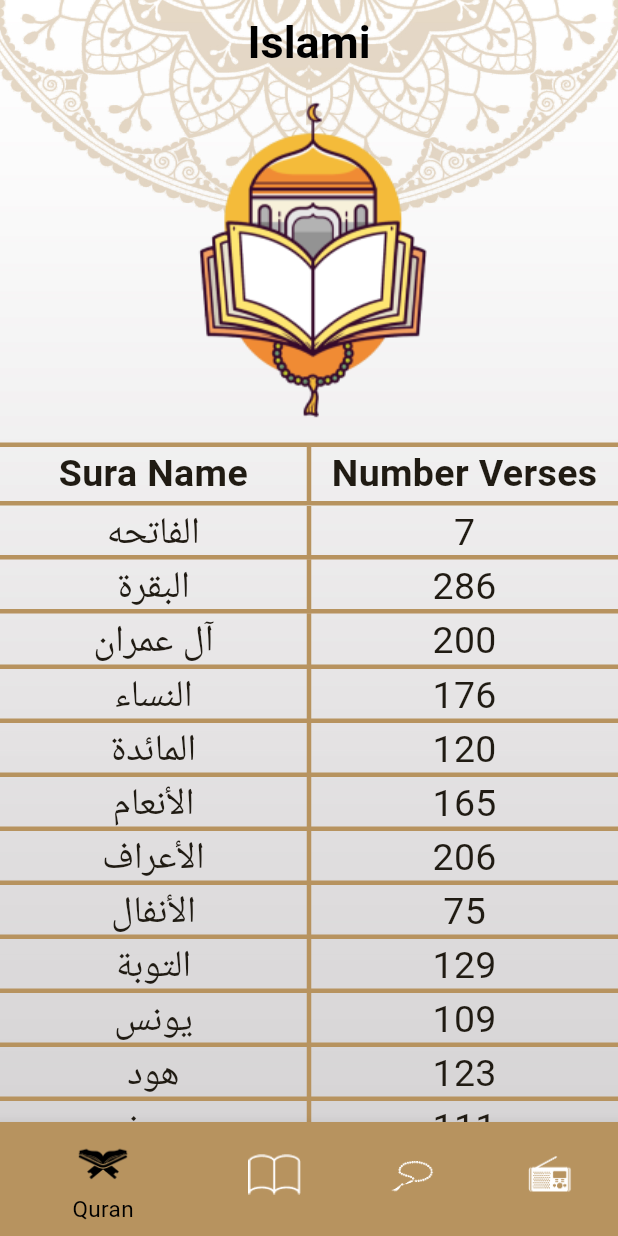
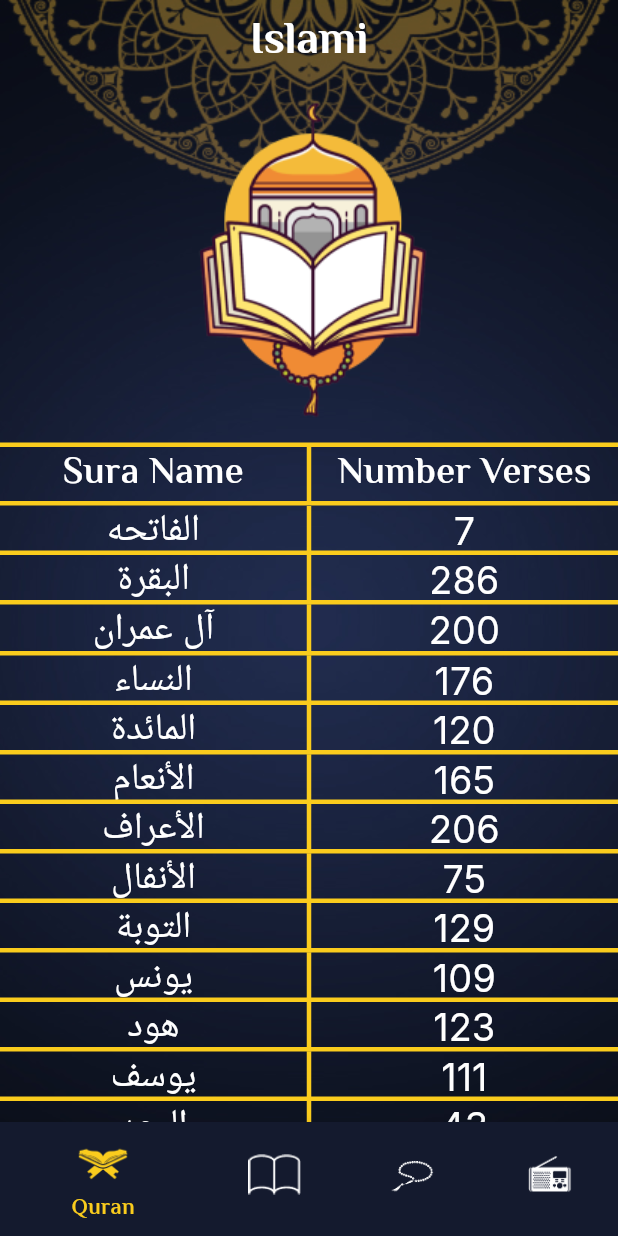
Before and after one commit to Mohamedkheira/islami-app, a Flutter app: the screen it shows after launch, on a phone screen of 412 x 824 dp. Run offline on Flutter 3.47's test engine with Material 3 defaults, Android fonts, the phone set to English and light mode, and no system bars.

Commit message:
feat:  theming Style

```diff
--- a/lib/components/bottom_nav_item.dart
+++ b/lib/components/bottom_nav_item.dart
@@ -1,12 +1,15 @@
 import 'package:flutter/material.dart';
-import 'package:isalmi/style/theme_data.dart';
 import 'package:isalmi/ui_utiles.dart';
 
 class BottomNavItem extends BottomNavigationBarItem {
-  BottomNavItem({required String iconPath, required String title})
+  BottomNavItem({
+    required String iconPath,
+    required String title,
+    required Color backgroundColor,
+  })
     : super(
         icon: ImageIcon(AssetImage(getImage(iconPath))),
         label: title,
-        backgroundColor: MyThemeData.lightPrimary,
+        backgroundColor: backgroundColor,
       );
 }
--- a/lib/main.dart
+++ b/lib/main.dart
@@ -19,7 +19,7 @@ class MyApp extends StatelessWidget {
       debugShowCheckedModeBanner: false,
       theme: MyThemeData.lightTheme,
       darkTheme: MyThemeData.darkTheme,
-      themeMode: ThemeMode.light,
+      themeMode: ThemeMode.dark,
       routes: {
         SplashScreen.routeName : (_) => SplashScreen(),
         HomeScreen.routeName : (_) => HomeScreen(),
--- a/lib/style/theme_data.dart
+++ b/lib/style/theme_data.dart
@@ -2,7 +2,16 @@ import 'package:flutter/material.dart';
 
 class MyThemeData {
   static final Color lightPrimary = Color(0XFFB7935F);
+  static final Color darkPrimary = Color(0XFF141A2E);
+  static final Color darkSecondary = Color(0XFFFACC1D);
+  static final Color whiteColor = Colors.white;
+  static bool isDark = true;
+
   static final ThemeData lightTheme = ThemeData(
+    cardTheme: CardThemeData(
+      color: Colors.white,
+      surfaceTintColor: null
+    ),
     useMaterial3: true,
     dividerColor: lightPrimary,
     dividerTheme: DividerThemeData(
@@ -11,10 +20,13 @@ class MyThemeData {
       space: 0
     ),
     colorScheme: ColorScheme.fromSeed(
+      onPrimaryContainer: lightPrimary,
       seedColor: lightPrimary,
       primary: lightPrimary,
       onPrimary: Colors.white,
       secondary: lightPrimary,
+      inversePrimary: lightPrimary,
+      onSurface:Colors.white,
       onSecondary: Colors.black,
     ),
     scaffoldBackgroundColor: Colors.transparent,
@@ -23,11 +35,13 @@ class MyThemeData {
       centerTitle: true,
       titleTextStyle: TextStyle(
         color: Colors.black,
+        fontFamily: 'Massiri',
         fontSize: 30,
         fontWeight: FontWeight.w700,
       ),
     ),
     bottomNavigationBarTheme: BottomNavigationBarThemeData(
+      backgroundColor: lightPrimary,
       selectedItemColor: Colors.black,
       unselectedItemColor: Colors.white,
       selectedIconTheme: IconThemeData(
@@ -40,9 +54,106 @@ class MyThemeData {
         size: 35,
       ),
     ),
+
+    textTheme: TextTheme(
+
+      headlineLarge: TextStyle(
+        fontFamily: 'Massiri',
+        fontSize: 30,
+        fontWeight: FontWeight.w700,
+      ),
+      bodyMedium: TextStyle(
+        fontFamily: 'Massiri',
+        fontSize: 25,
+        fontWeight: FontWeight.w600,
+      ),
+      bodySmall: TextStyle(
+        fontFamily: 'Inter',
+        fontSize: 20,
+        fontWeight: FontWeight.w400,
+      ),
+    ),
+
   );
 
+
+  // dark
   static final ThemeData darkTheme = ThemeData(
+    iconTheme: IconThemeData(
+      color: darkSecondary,
+    ),
+    cardTheme: CardThemeData(
+        color: darkPrimary,
+        surfaceTintColor: null,
+    ),
 
+    useMaterial3: true,
+    dividerColor: lightPrimary,
+    dividerTheme: DividerThemeData(
+      color: darkSecondary,
+      thickness: 3,
+      space: 0
+    ),
+
+    colorScheme: ColorScheme.fromSeed(
+      onPrimaryContainer: darkSecondary,
+      seedColor: darkPrimary,
+      primary: darkPrimary,
+      onPrimary: whiteColor,
+      inversePrimary: darkSecondary,
+      onSecondary: darkSecondary,
+      onSurface: darkPrimary
+    ),
+    scaffoldBackgroundColor: Colors.transparent,
+
+    appBarTheme: AppBarTheme(
+      iconTheme: IconThemeData(
+        color: Colors.white
+      ),
+      color: Colors.transparent,
+      centerTitle: true,
+      titleTextStyle: TextStyle(
+        color: whiteColor,
+        fontFamily: 'Massiri',
+        fontSize: 30,
+        fontWeight: FontWeight.w700,
+
+      ),
+    ),
+    bottomNavigationBarTheme: BottomNavigationBarThemeData(
+      backgroundColor: darkPrimary,
+      selectedItemColor: darkSecondary,
+      unselectedItemColor: whiteColor,
+      selectedIconTheme: IconThemeData(
+        size: 40,
+      ),
+      selectedLabelStyle: TextStyle(
+        fontSize: 15
+      ),
+      unselectedIconTheme: IconThemeData(
+        size: 35,
+      ),
+    ),
+
+    textTheme: TextTheme(
+      headlineLarge: TextStyle(
+        color: whiteColor,
+        fontFamily: 'Massiri',
+        fontSize: 30,
+        fontWeight: FontWeight.w700,
+      ),
+      bodyMedium: TextStyle(
+        color: whiteColor,
+        fontFamily: 'Massiri',
+        fontSize: 25,
+        fontWeight: FontWeight.w600,
+      ),
+      bodySmall: TextStyle(
+        color: Colors.white,
+        fontFamily: 'Inter',
+        fontSize: 25,
+        fontWeight: FontWeight.w400,
+      ),
+    ),
   );
 }
--- a/lib/ui/chapter_details/chapter_contant.dart
+++ b/lib/ui/chapter_details/chapter_contant.dart
@@ -8,10 +8,7 @@ class ChapterContent extends StatelessWidget {
   @override
   Widget build(BuildContext context) {
     return  Text('$chapterName {${index+1}}',
-      style: TextStyle(
-        fontWeight: FontWeight.w400,
-        fontSize: 20,
-      ),
+      style: Theme.of(context).textTheme.bodySmall?.copyWith(color: Theme.of(context).colorScheme.onSecondary),
       textAlign: TextAlign.center,
       textDirection: TextDirection.rtl,
       locale: Locale('ar'),
--- a/lib/ui/chapter_details/chapter_details_screen.dart
+++ b/lib/ui/chapter_details/chapter_details_screen.dart
@@ -33,7 +33,6 @@ class _ChapterDetailsScreenState extends State<ChapterDetailsScreen> {
           shape: RoundedRectangleBorder(
             borderRadius: BorderRadiusGeometry.circular(12),
           ),
-          color: Theme.of(context).colorScheme.onPrimary,
           child: Padding(
             padding: const EdgeInsets.all(10.0),
             child: Column(
@@ -74,7 +73,7 @@ class _ChapterDetailsScreenState extends State<ChapterDetailsScreen> {
                     ),
                     itemCount: verses.length,
                   ),
-                ): Center(child: CircularProgressIndicator()),
+                ): Center(child: CircularProgressIndicator(color: Theme.of(context).colorScheme.onPrimaryContainer,)),
               ],
             ),
           ),
--- a/lib/ui/default_screen.dart
+++ b/lib/ui/default_screen.dart
@@ -1,22 +1,27 @@
 import 'package:flutter/material.dart';
+import 'package:isalmi/style/theme_data.dart';
 
 import '../ui_utiles.dart';
 
 class DefaultScreen extends StatelessWidget {
   Widget body;
-  DefaultScreen({required this.body,super.key});
+
+  DefaultScreen({required this.body, super.key});
 
   @override
   Widget build(BuildContext context) {
+    bool isDark = MyThemeData.isDark;
     return Container(
       decoration: BoxDecoration(
         image: DecorationImage(
           fit: BoxFit.fill,
-          image: AssetImage(getImage('lightbackground.jpg')),
+          image: AssetImage(
+            getImage(isDark ? 'darkbackground.jpg' : 'lightbackground.jpg'),
+          ),
         ),
       ),
       child: Scaffold(
-        appBar: AppBar(title: Text('Islami')),
+        appBar: AppBar(title: Text('Islami',)),
         body: body,
       ),
     );
--- a/lib/ui/hadeth_details/hadeth_details_screen.dart
+++ b/lib/ui/hadeth_details/hadeth_details_screen.dart
@@ -16,7 +16,6 @@ class HadethDetailsScreen extends StatelessWidget {
         shape: RoundedRectangleBorder(
           borderRadius: BorderRadiusGeometry.circular(12),
         ),
-        color: Theme.of(context).colorScheme.onPrimary,
         child: Padding(
           padding: const EdgeInsets.all(10.0),
           child: Column(
@@ -36,10 +35,7 @@ class HadethDetailsScreen extends StatelessWidget {
                   child: SingleChildScrollView(
                     child: Text(
                         args.content,
-                        style: TextStyle(
-                          fontSize: 24,
-                          fontWeight: FontWeight.w400,
-                        ),
+                        style: Theme.of(context).textTheme.bodySmall?.copyWith(color: Theme.of(context).colorScheme.onSecondary),
                         textDirection: TextDirection.rtl
                     ),
                   ),
--- a/lib/ui/home/home_screen.dart
+++ b/lib/ui/home/home_screen.dart
@@ -4,7 +4,6 @@ import 'package:isalmi/ui/home/tabs/hadeth/hadeth_tab.dart';
 import 'package:isalmi/ui/home/tabs/quran/quran_tab.dart';
 import 'package:isalmi/ui/home/tabs/radio/radio_tab.dart';
 import 'package:isalmi/ui/home/tabs/sebha/sebha_tab.dart';
-import 'package:isalmi/ui_utiles.dart';
 
 import '../../components/bottom_nav_item.dart';
 
@@ -41,18 +40,22 @@ class _HomeScreenState extends State<HomeScreen> {
           BottomNavItem(
             iconPath: 'quran_icn.png',
             title: 'Quran',
+            backgroundColor: Theme.of(context).colorScheme.primary
           ),
           BottomNavItem(
             iconPath: 'hadeth.png',
             title: 'hadeth',
+            backgroundColor: Theme.of(context).colorScheme.primary
           ),
           BottomNavItem(
             iconPath: 'sebha.png',
             title: 'sebha',
+            backgroundColor: Theme.of(context).colorScheme.primary
           ),
           BottomNavItem(
             iconPath: 'radio.png',
             title: 'radio',
+            backgroundColor: Theme.of(context).colorScheme.primary
           ),
         ],
       ),
--- a/lib/ui/home/tabs/hadeth/hadeth_tab.dart
+++ b/lib/ui/home/tabs/hadeth/hadeth_tab.dart
@@ -17,8 +17,8 @@ class _HadethTabState extends State<HadethTab> {
   List<Hadeth> allHadeth =[];
   @override
   void initState() {
+    readHadethData();
     super.initState();
-    readHadethData();
   }
 
   @override
@@ -38,21 +38,18 @@ class _HadethTabState extends State<HadethTab> {
           decoration: BoxDecoration(
             border: BorderDirectional(
               top: BorderSide(
-                color: Theme.of(context).colorScheme.primary,
+                color: Theme.of(context).colorScheme.onPrimaryContainer,
                 width: 3,
               ),
               bottom: BorderSide(
-                color: Theme.of(context).colorScheme.primary,
+                color: Theme.of(context).colorScheme.onPrimaryContainer,
                 width: 3,
               ),
             ),
           ),
           child: Text(
-            'hadeth',
-            style: TextStyle(
-                fontSize: 25,
-                fontWeight: FontWeight.w600
-            ),
+            'AHadeth',
+            style: Theme.of(context).textTheme.bodyMedium,
             textAlign: TextAlign.center,
           ),
         ),
@@ -63,7 +60,7 @@ class _HadethTabState extends State<HadethTab> {
               },
               separatorBuilder: (context, index) => Divider(),
               itemCount: 50): Center(
-            child: CircularProgressIndicator(),
+            child: CircularProgressIndicator(color: Theme.of(context).colorScheme.onPrimaryContainer,),
           ),
         )
       ],
--- a/lib/ui/home/tabs/hadeth/hadeth_widget.dart
+++ b/lib/ui/home/tabs/hadeth/hadeth_widget.dart
@@ -17,10 +17,7 @@ class HadethWidget extends StatelessWidget {
           Navigator.pushNamed(context, HadethDetailsScreen.routeName,arguments: hadeth);
         },
         child: Text(hadeth.title,
-        style: TextStyle(
-          fontWeight: FontWeight.w400,
-          fontSize: 25,
-        ),
+       style: Theme.of(context).textTheme.bodySmall,
           textAlign: TextAlign.center,
         ),
       ),
--- a/lib/ui/home/tabs/quran/quran_tab.dart
+++ b/lib/ui/home/tabs/quran/quran_tab.dart
@@ -44,11 +44,11 @@ class _QuranTabState extends State<QuranTab> {
           decoration: BoxDecoration(
             border: BorderDirectional(
               top: BorderSide(
-                color: Theme.of(context).colorScheme.primary,
+                color: Theme.of(context).colorScheme.onPrimaryContainer,
                 width: 3,
               ),
               bottom: BorderSide(
-                color: Theme.of(context).colorScheme.primary,
+                color: Theme.of(context).colorScheme.onPrimaryContainer,
                 width: 3,
               ),
             ),
@@ -59,16 +59,13 @@ class _QuranTabState extends State<QuranTab> {
                 Expanded(
                   child: Text(
                     'Sura Name',
-                    style: TextStyle(
-                      fontSize: 25,
-                      fontWeight: FontWeight.w600
-                    ),
+                    style: Theme.of(context).textTheme.bodyMedium,
                     textAlign: TextAlign.center,
                   ),
                 ),
                 Container(
                   width: 3,
-                  color: Theme.of(context).colorScheme.primary,
+                  color: Theme.of(context).colorScheme.onPrimaryContainer,
                 ),
                 // VerticalDivider(
                 //   color: Theme.of(context).colorScheme.primary,
@@ -77,10 +74,7 @@ class _QuranTabState extends State<QuranTab> {
                 Expanded(
                   child: Text(
                       'Number Verses',
-                    style: TextStyle(
-                      fontSize: 25,
-                      fontWeight: FontWeight.w600
-                    ),
+                    style: Theme.of(context).textTheme.bodyMedium,
                     textAlign: TextAlign.center,
                   ),
                 ),
--- a/lib/ui/home/tabs/quran/quran_widget.dart
+++ b/lib/ui/home/tabs/quran/quran_widget.dart
@@ -23,23 +23,17 @@ class QuranWidget extends StatelessWidget {
           children: [
             Expanded(
               child: Text(chapterName,
-              style: TextStyle(
-                fontWeight: FontWeight.w400,
-                fontSize: 25,
-              ),
+                style: Theme.of(context).textTheme.bodySmall,
                 textAlign: TextAlign.center,
               ),
             ),
             Container(
               width: 3,
-              color: Theme.of(context).colorScheme.primary,
+              color: Theme.of(context).colorScheme.onPrimaryContainer,
             ),
             Expanded(
               child: Text(numberVerses.toString(),
-              style: TextStyle(
-                fontWeight: FontWeight.w400,
-                fontSize: 25,
-              ),
+                style: Theme.of(context).textTheme.bodySmall,
                 textAlign: TextAlign.center,
               ),
             ),
--- a/lib/ui/home/tabs/sebha/sebha_tab.dart
+++ b/lib/ui/home/tabs/sebha/sebha_tab.dart
@@ -68,7 +68,7 @@ class _SebhaTabState extends State<SebhaTab> {
             Container(
               padding: EdgeInsets.all(22),
               decoration: BoxDecoration(
-                color: Theme.of(context).colorScheme.primary,
+                color: Theme.of(context).colorScheme.inversePrimary,
                 borderRadius: BorderRadius.all(Radius.circular(25)),
               ),
               child: Text(
@@ -76,7 +76,7 @@ class _SebhaTabState extends State<SebhaTab> {
                 style: TextStyle(
                     fontSize: 25,
                     fontWeight: FontWeight.w600,
-                  color: Theme.of(context).colorScheme.onPrimary
+                  color: Theme.of(context).colorScheme.onSurface
                 ),
               ),
             ),
--- a/lib/ui/splash/splash_screen.dart
+++ b/lib/ui/splash/splash_screen.dart
@@ -1,4 +1,5 @@
 import 'package:flutter/material.dart';
+import 'package:isalmi/style/theme_data.dart';
 import 'package:isalmi/ui/home/home_screen.dart';
 import 'package:isalmi/ui_utiles.dart';
 
@@ -8,11 +9,13 @@ class SplashScreen extends StatelessWidget {
 
   @override
   Widget build(BuildContext context) {
+    bool isDark = MyThemeData.isDark;
     Future.delayed(Duration(seconds: 2),(){
       Navigator.pushReplacementNamed(context, HomeScreen.routeName);
     });
     return Scaffold(
-      body: Image.asset(getImage('splash.jpg'),
+      body: Image.asset(getImage(
+          isDark ? 'splashdark.jpg' : 'splash.jpg'),
       width: double.infinity,
       height: double.infinity,
         fit: BoxFit.fill,
```
Also changed, not shown: pubspec.yaml (+10 -6 lines), assets/fonts/ElMessiri-Bold.ttf (added), assets/fonts/ElMessiri-SemiBold.ttf (added), assets/fonts/Inter_18pt-Regular.ttf (added), assets/images/darkbackground.jpg (added).
